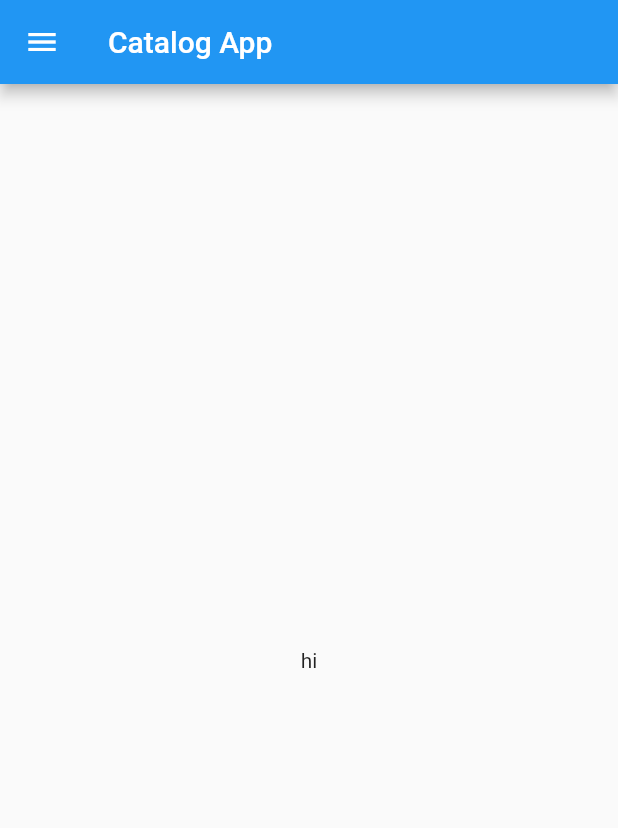
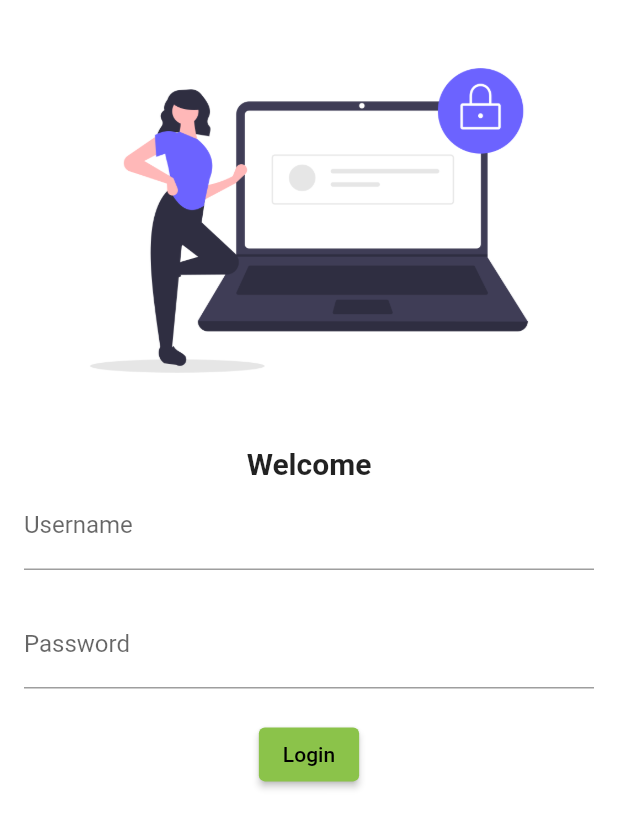
Before and after one commit to sakshinagori874/catalogapp, a Flutter app: the screen it shows after launch, on a phone screen of 412 x 824 dp. Shown: the top 828 px of the screen. Run offline on Flutter 3.47's test engine with Material 2 defaults, Android fonts, the phone set to English and light mode, and no system bars.

Commit message:
day4 completed

```diff
--- a/lib/main.dart
+++ b/lib/main.dart
@@ -1,4 +1,5 @@
-import 'package:catalog/home_page.dart';
+import 'package:catalog/pages/home_page.dart';
+import 'package:catalog/pages/login_page.dart';
 import 'package:flutter/material.dart';
 
 void main() {
@@ -10,7 +11,15 @@ class MyApp extends StatelessWidget {
   Widget build(BuildContext context) {
     return MaterialApp(
       debugShowCheckedModeBanner: false,
-      home: HomePage(),
+      themeMode: ThemeMode.light,
+      darkTheme: ThemeData.dark(),
+      theme: ThemeData(primarySwatch: Colors.lightGreen),
+      // initialRoute: "/home",
+      routes: {
+        "/": (context) => LoginPage(),
+        "/home": (context) => HomePage(),
+        "/login": (context) => LoginPage()
+      },
     );
   }
 }
--- a/lib/home_page.dart
+++ b/lib/pages/home_page.dart
@@ -9,7 +9,7 @@ class HomePage extends StatelessWidget {
       ),
       body: Center(
         child: Container(
-          child: Text("hi"),
+          child: Text("Welcome to catalog app"),
         ),
       ),
       drawer: Drawer(),
--- /dev/null
+++ b/lib/pages/login_page.dart
@@ -0,0 +1,42 @@
+import 'package:flutter/material.dart';
+
+class LoginPage extends StatelessWidget {
+  @override
+  Widget build(BuildContext context) {
+    return Material(
+        color: Colors.white,
+        child: Padding(
+          padding: const EdgeInsets.all(16.0),
+          child: Column(
+            children: [
+              Image.asset("assets/images/login_image.png", fit: BoxFit.cover),
+              SizedBox(
+                height: 20,
+              ),
+              Text(
+                "Welcome",
+                style: TextStyle(fontSize: 20, fontWeight: FontWeight.bold),
+              ),
+              TextFormField(
+                decoration: InputDecoration(
+                    hintText: "Enter Username", labelText: "Username"),
+              ),
+              SizedBox(height: 20),
+              TextFormField(
+                obscureText: true,
+                decoration: InputDecoration(
+                  hintText: "Enter Password",
+                  labelText: "Password",
+                ),
+              ),
+              SizedBox(height: 20),
+              ElevatedButton(
+                  onPressed: () {
+                    print("hi");
+                  },
+                  child: Text("Login"))
+            ],
+          ),
+        ));
+  }
+}
--- a/pubspec.yaml
+++ b/pubspec.yaml
@@ -58,8 +58,8 @@ flutter:
   uses-material-design: true
 
   # To add assets to your application, add an assets section, like this:
-  # assets:
-  #   - images/a_dot_burr.jpeg
+  assets:
+    - assets/images/
   #   - images/a_dot_ham.jpeg
 
   # An image asset can refer to one or more resolution-specific "variants", see
```
Also changed, not shown: assets/images/login_image.png (added), 1 other file.
